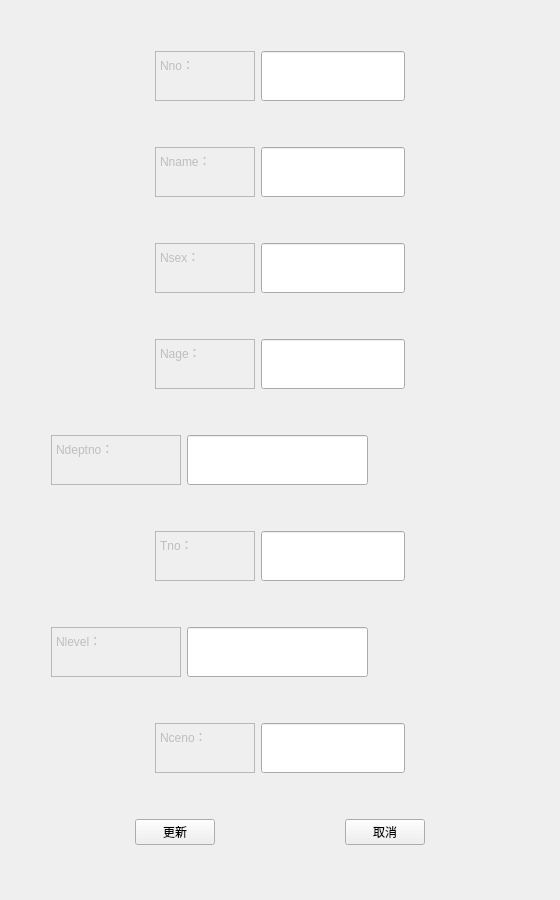
This is updateNurse.ui in PM2496/DataBaseProject as Qt 5 draws it before an edit. The edited form follows.
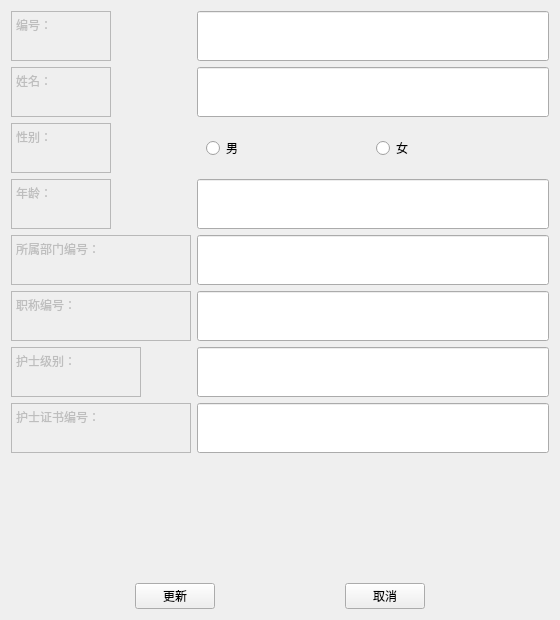
This is the edited form.

```diff
--- a/updateNurse.ui
+++ b/updateNurse.ui
@@ -10,19 +10,19 @@
     <x>0</x>
     <y>0</y>
     <width>560</width>
-    <height>900</height>
+    <height>620</height>
    </rect>
   </property>
   <property name="minimumSize">
    <size>
     <width>560</width>
-    <height>900</height>
+    <height>620</height>
    </size>
   </property>
   <property name="maximumSize">
    <size>
     <width>560</width>
-    <height>900</height>
+    <height>620</height>
    </size>
   </property>
   <property name="windowTitle">
@@ -30,21 +30,8 @@
   </property>
   <layout class="QVBoxLayout" name="verticalLayout">
    <item>
-    <layout class="QHBoxLayout" name="horizontalLayout_12">
-     <item>
-      <spacer name="horizontalSpacer_21">
-       <property name="orientation">
-        <enum>Qt::Horizontal</enum>
-       </property>
-       <property name="sizeHint" stdset="0">
-        <size>
-         <width>40</width>
-         <height>20</height>
-        </size>
-       </property>
-      </spacer>
-     </item>
-     <item>
+    <layout class="QFormLayout" name="formLayout">
+     <item row="0" column="0">
       <widget class="QTextEdit" name="textEdit_11">
        <property name="enabled">
         <bool>false</bool>
@@ -72,11 +59,11 @@
 &lt;html&gt;&lt;head&gt;&lt;meta name=&quot;qrichtext&quot; content=&quot;1&quot; /&gt;&lt;style type=&quot;text/css&quot;&gt;
 p, li { white-space: pre-wrap; }
 &lt;/style&gt;&lt;/head&gt;&lt;body style=&quot; font-family:'SimSun'; font-size:9pt; font-weight:400; font-style:normal;&quot;&gt;
-&lt;p style=&quot; margin-top:0px; margin-bottom:0px; margin-left:0px; margin-right:0px; -qt-block-indent:0; text-indent:0px;&quot;&gt;Nno：&lt;/p&gt;&lt;/body&gt;&lt;/html&gt;</string>
+&lt;p style=&quot; margin-top:0px; margin-bottom:0px; margin-left:0px; margin-right:0px; -qt-block-indent:0; text-indent:0px;&quot;&gt;编号：&lt;/p&gt;&lt;/body&gt;&lt;/html&gt;</string>
        </property>
       </widget>
      </item>
-     <item>
+     <item row="0" column="1">
       <widget class="QLineEdit" name="NnoEdit">
        <property name="sizePolicy">
         <sizepolicy hsizetype="Expanding" vsizetype="Preferred">
@@ -135,37 +122,7 @@
        </property>
       </widget>
      </item>
-     <item>
-      <spacer name="horizontalSpacer_22">
-       <property name="orientation">
-        <enum>Qt::Horizontal</enum>
-       </property>
-       <property name="sizeHint" stdset="0">
-        <size>
-         <width>40</width>
-         <height>20</height>
-        </size>
-       </property>
-      </spacer>
-     </item>
-    </layout>
-   </item>
-   <item>
-    <layout class="QHBoxLayout" name="horizontalLayout_2">
-     <item>
-      <spacer name="horizontalSpacer_3">
-       <property name="orientation">
-        <enum>Qt::Horizontal</enum>
-       </property>
-       <property name="sizeHint" stdset="0">
-        <size>
-         <width>40</width>
-         <height>20</height>
-        </size>
-       </property>
-      </spacer>
-     </item>
-     <item>
+     <item row="1" column="0">
       <widget class="QTextEdit" name="textEdit_2">
        <property name="enabled">
         <bool>false</bool>
@@ -193,11 +150,11 @@
 &lt;html&gt;&lt;head&gt;&lt;meta name=&quot;qrichtext&quot; content=&quot;1&quot; /&gt;&lt;style type=&quot;text/css&quot;&gt;
 p, li { white-space: pre-wrap; }
 &lt;/style&gt;&lt;/head&gt;&lt;body style=&quot; font-family:'SimSun'; font-size:9pt; font-weight:400; font-style:normal;&quot;&gt;
-&lt;p style=&quot; margin-top:0px; margin-bottom:0px; margin-left:0px; margin-right:0px; -qt-block-indent:0; text-indent:0px;&quot;&gt;Nname：&lt;/p&gt;&lt;/body&gt;&lt;/html&gt;</string>
+&lt;p style=&quot; margin-top:0px; margin-bottom:0px; margin-left:0px; margin-right:0px; -qt-block-indent:0; text-indent:0px;&quot;&gt;姓名：&lt;/p&gt;&lt;/body&gt;&lt;/html&gt;</string>
        </property>
       </widget>
      </item>
-     <item>
+     <item row="1" column="1">
       <widget class="QLineEdit" name="NnameEdit">
        <property name="sizePolicy">
         <sizepolicy hsizetype="Expanding" vsizetype="Preferred">
@@ -256,37 +213,7 @@
        </property>
       </widget>
      </item>
-     <item>
-      <spacer name="horizontalSpacer_4">
-       <property name="orientation">
-        <enum>Qt::Horizontal</enum>
-       </property>
-       <property name="sizeHint" stdset="0">
-        <size>
-         <width>40</width>
-         <height>20</height>
-        </size>
-       </property>
-      </spacer>
-     </item>
-    </layout>
-   </item>
-   <item>
-    <layout class="QHBoxLayout" name="horizontalLayout">
-     <item>
-      <spacer name="horizontalSpacer_5">
-       <property name="orientation">
-        <enum>Qt::Horizontal</enum>
-       </property>
-       <property name="sizeHint" stdset="0">
-        <size>
-         <width>40</width>
-         <height>20</height>
-        </size>
-       </property>
-      </spacer>
-     </item>
-     <item>
+     <item row="2" column="0">
       <widget class="QTextEdit" name="textEdit">
        <property name="enabled">
         <bool>false</bool>
@@ -314,100 +241,11 @@
 &lt;html&gt;&lt;head&gt;&lt;meta name=&quot;qrichtext&quot; content=&quot;1&quot; /&gt;&lt;style type=&quot;text/css&quot;&gt;
 p, li { white-space: pre-wrap; }
 &lt;/style&gt;&lt;/head&gt;&lt;body style=&quot; font-family:'SimSun'; font-size:9pt; font-weight:400; font-style:normal;&quot;&gt;
-&lt;p style=&quot; margin-top:0px; margin-bottom:0px; margin-left:0px; margin-right:0px; -qt-block-indent:0; text-indent:0px;&quot;&gt;Nsex：&lt;/p&gt;&lt;/body&gt;&lt;/html&gt;</string>
+&lt;p style=&quot; margin-top:0px; margin-bottom:0px; margin-left:0px; margin-right:0px; -qt-block-indent:0; text-indent:0px;&quot;&gt;性别：&lt;/p&gt;&lt;/body&gt;&lt;/html&gt;</string>
        </property>
       </widget>
      </item>
-     <item>
-      <widget class="QLineEdit" name="NsexEdit">
-       <property name="sizePolicy">
-        <sizepolicy hsizetype="Expanding" vsizetype="Preferred">
-         <horstretch>0</horstretch>
-         <verstretch>0</verstretch>
-        </sizepolicy>
-       </property>
-       <property name="minimumSize">
-        <size>
-         <width>0</width>
-         <height>50</height>
-        </size>
-       </property>
-       <property name="maximumSize">
-        <size>
-         <width>16777215</width>
-         <height>50</height>
-        </size>
-       </property>
-       <property name="palette">
-        <palette>
-         <active>
-          <colorrole role="Text">
-           <brush brushstyle="SolidPattern">
-            <color alpha="255">
-             <red>0</red>
-             <green>0</green>
-             <blue>0</blue>
-            </color>
-           </brush>
-          </colorrole>
-         </active>
-         <inactive>
-          <colorrole role="Text">
-           <brush brushstyle="SolidPattern">
-            <color alpha="255">
-             <red>0</red>
-             <green>0</green>
-             <blue>0</blue>
-            </color>
-           </brush>
-          </colorrole>
-         </inactive>
-         <disabled>
-          <colorrole role="Text">
-           <brush brushstyle="SolidPattern">
-            <color alpha="255">
-             <red>120</red>
-             <green>120</green>
-             <blue>120</blue>
-            </color>
-           </brush>
-          </colorrole>
-         </disabled>
-        </palette>
-       </property>
-      </widget>
-     </item>
-     <item>
-      <spacer name="horizontalSpacer_6">
-       <property name="orientation">
-        <enum>Qt::Horizontal</enum>
-       </property>
-       <property name="sizeHint" stdset="0">
-        <size>
-         <width>40</width>
-         <height>20</height>
-        </size>
-       </property>
-      </spacer>
-     </item>
-    </layout>
-   </item>
-   <item>
-    <layout class="QHBoxLayout" name="horizontalLayout_3">
-     <item>
-      <spacer name="horizontalSpacer">
-       <property name="orientation">
-        <enum>Qt::Horizontal</enum>
-       </property>
-       <property name="sizeHint" stdset="0">
-        <size>
-         <width>40</width>
-         <height>20</height>
-        </size>
-       </property>
-      </spacer>
-     </item>
-     <item>
+     <item row="3" column="0">
       <widget class="QTextEdit" name="textEdit_3">
        <property name="enabled">
         <bool>false</bool>
@@ -435,11 +273,11 @@
 &lt;html&gt;&lt;head&gt;&lt;meta name=&quot;qrichtext&quot; content=&quot;1&quot; /&gt;&lt;style type=&quot;text/css&quot;&gt;
 p, li { white-space: pre-wrap; }
 &lt;/style&gt;&lt;/head&gt;&lt;body style=&quot; font-family:'SimSun'; font-size:9pt; font-weight:400; font-style:normal;&quot;&gt;
-&lt;p style=&quot; margin-top:0px; margin-bottom:0px; margin-left:0px; margin-right:0px; -qt-block-indent:0; text-indent:0px;&quot;&gt;Nage：&lt;/p&gt;&lt;/body&gt;&lt;/html&gt;</string>
+&lt;p style=&quot; margin-top:0px; margin-bottom:0px; margin-left:0px; margin-right:0px; -qt-block-indent:0; text-indent:0px;&quot;&gt;年龄：&lt;/p&gt;&lt;/body&gt;&lt;/html&gt;</string>
        </property>
       </widget>
      </item>
-     <item>
+     <item row="3" column="1">
       <widget class="QLineEdit" name="NageEdit">
        <property name="sizePolicy">
         <sizepolicy hsizetype="Expanding" vsizetype="Preferred">
@@ -461,40 +299,7 @@
        </property>
       </widget>
      </item>
-     <item>
-      <spacer name="horizontalSpacer_2">
-       <property name="orientation">
-        <enum>Qt::Horizontal</enum>
-       </property>
-       <property name="sizeHint" stdset="0">
-        <size>
-         <width>40</width>
-         <height>20</height>
-        </size>
-       </property>
-      </spacer>
-     </item>
-    </layout>
-   </item>
-   <item>
-    <layout class="QHBoxLayout" name="horizontalLayout_4">
-     <item>
-      <spacer name="horizontalSpacer_7">
-       <property name="orientation">
-        <enum>Qt::Horizontal</enum>
-       </property>
-       <property name="sizeType">
-        <enum>QSizePolicy::Fixed</enum>
-       </property>
-       <property name="sizeHint" stdset="0">
-        <size>
-         <width>40</width>
-         <height>20</height>
-        </size>
-       </property>
-      </spacer>
-     </item>
-     <item>
+     <item row="4" column="0">
       <widget class="QTextEdit" name="textEdit_4">
        <property name="enabled">
         <bool>false</bool>
@@ -507,7 +312,7 @@
        </property>
        <property name="minimumSize">
         <size>
-         <width>130</width>
+         <width>180</width>
          <height>50</height>
         </size>
        </property>
@@ -522,11 +327,11 @@
 &lt;html&gt;&lt;head&gt;&lt;meta name=&quot;qrichtext&quot; content=&quot;1&quot; /&gt;&lt;style type=&quot;text/css&quot;&gt;
 p, li { white-space: pre-wrap; }
 &lt;/style&gt;&lt;/head&gt;&lt;body style=&quot; font-family:'SimSun'; font-size:9pt; font-weight:400; font-style:normal;&quot;&gt;
-&lt;p style=&quot; margin-top:0px; margin-bottom:0px; margin-left:0px; margin-right:0px; -qt-block-indent:0; text-indent:0px;&quot;&gt;Ndeptno：&lt;/p&gt;&lt;/body&gt;&lt;/html&gt;</string>
+&lt;p style=&quot; margin-top:0px; margin-bottom:0px; margin-left:0px; margin-right:0px; -qt-block-indent:0; text-indent:0px;&quot;&gt;所属部门编号：&lt;/p&gt;&lt;/body&gt;&lt;/html&gt;</string>
        </property>
       </widget>
      </item>
-     <item>
+     <item row="4" column="1">
       <widget class="QLineEdit" name="NdeptnoEdit">
        <property name="sizePolicy">
         <sizepolicy hsizetype="Expanding" vsizetype="Preferred">
@@ -548,37 +353,7 @@
        </property>
       </widget>
      </item>
-     <item>
-      <spacer name="horizontalSpacer_8">
-       <property name="orientation">
-        <enum>Qt::Horizontal</enum>
-       </property>
-       <property name="sizeHint" stdset="0">
-        <size>
-         <width>40</width>
-         <height>20</height>
-        </size>
-       </property>
-      </spacer>
-     </item>
-    </layout>
-   </item>
-   <item>
-    <layout class="QHBoxLayout" name="horizontalLayout_6">
-     <item>
-      <spacer name="horizontalSpacer_11">
-       <property name="orientation">
-        <enum>Qt::Horizontal</enum>
-       </property>
-       <property name="sizeHint" stdset="0">
-        <size>
-         <width>40</width>
-         <height>20</height>
-        </size>
-       </property>
-      </spacer>
-     </item>
-     <item>
+     <item row="5" column="0">
       <widget class="QTextEdit" name="textEdit_6">
        <property name="enabled">
         <bool>false</bool>
@@ -591,7 +366,7 @@
        </property>
        <property name="minimumSize">
         <size>
-         <width>100</width>
+         <width>180</width>
          <height>50</height>
         </size>
        </property>
@@ -606,11 +381,11 @@
 &lt;html&gt;&lt;head&gt;&lt;meta name=&quot;qrichtext&quot; content=&quot;1&quot; /&gt;&lt;style type=&quot;text/css&quot;&gt;
 p, li { white-space: pre-wrap; }
 &lt;/style&gt;&lt;/head&gt;&lt;body style=&quot; font-family:'SimSun'; font-size:9pt; font-weight:400; font-style:normal;&quot;&gt;
-&lt;p style=&quot; margin-top:0px; margin-bottom:0px; margin-left:0px; margin-right:0px; -qt-block-indent:0; text-indent:0px;&quot;&gt;Tno：&lt;/p&gt;&lt;/body&gt;&lt;/html&gt;</string>
+&lt;p style=&quot; margin-top:0px; margin-bottom:0px; margin-left:0px; margin-right:0px; -qt-block-indent:0; text-indent:0px;&quot;&gt;职称编号：&lt;/p&gt;&lt;/body&gt;&lt;/html&gt;</string>
        </property>
       </widget>
      </item>
-     <item>
+     <item row="5" column="1">
       <widget class="QLineEdit" name="TnoEdit">
        <property name="sizePolicy">
         <sizepolicy hsizetype="Expanding" vsizetype="Preferred">
@@ -632,40 +407,7 @@
        </property>
       </widget>
      </item>
-     <item>
-      <spacer name="horizontalSpacer_12">
-       <property name="orientation">
-        <enum>Qt::Horizontal</enum>
-       </property>
-       <property name="sizeHint" stdset="0">
-        <size>
-         <width>40</width>
-         <height>20</height>
-        </size>
-       </property>
-      </spacer>
-     </item>
-    </layout>
-   </item>
-   <item>
-    <layout class="QHBoxLayout" name="horizontalLayout_7">
-     <item>
-      <spacer name="horizontalSpacer_13">
-       <property name="orientation">
-        <enum>Qt::Horizontal</enum>
-       </property>
-       <property name="sizeType">
-        <enum>QSizePolicy::Fixed</enum>
-       </property>
-       <property name="sizeHint" stdset="0">
-        <size>
-         <width>40</width>
-         <height>20</height>
-        </size>
-       </property>
-      </spacer>
-     </item>
-     <item>
+     <item row="6" column="0">
       <widget class="QTextEdit" name="textEdit_7">
        <property name="enabled">
         <bool>false</bool>
@@ -693,11 +435,11 @@
 &lt;html&gt;&lt;head&gt;&lt;meta name=&quot;qrichtext&quot; content=&quot;1&quot; /&gt;&lt;style type=&quot;text/css&quot;&gt;
 p, li { white-space: pre-wrap; }
 &lt;/style&gt;&lt;/head&gt;&lt;body style=&quot; font-family:'SimSun'; font-size:9pt; font-weight:400; font-style:normal;&quot;&gt;
-&lt;p style=&quot; margin-top:0px; margin-bottom:0px; margin-left:0px; margin-right:0px; -qt-block-indent:0; text-indent:0px;&quot;&gt;Nlevel：&lt;/p&gt;&lt;/body&gt;&lt;/html&gt;</string>
+&lt;p style=&quot; margin-top:0px; margin-bottom:0px; margin-left:0px; margin-right:0px; -qt-block-indent:0; text-indent:0px;&quot;&gt;护士级别：&lt;/p&gt;&lt;/body&gt;&lt;/html&gt;</string>
        </property>
       </widget>
      </item>
-     <item>
+     <item row="6" column="1">
       <widget class="QLineEdit" name="NlevelEdit">
        <property name="sizePolicy">
         <sizepolicy hsizetype="Expanding" vsizetype="Preferred">
@@ -719,37 +461,7 @@
        </property>
       </widget>
      </item>
-     <item>
-      <spacer name="horizontalSpacer_14">
-       <property name="orientation">
-        <enum>Qt::Horizontal</enum>
-       </property>
-       <property name="sizeHint" stdset="0">
-        <size>
-         <width>40</width>
-         <height>20</height>
-        </size>
-       </property>
-      </spacer>
-     </item>
-    </layout>
-   </item>
-   <item>
-    <layout class="QHBoxLayout" name="horizontalLayout_5">
-     <item>
-      <spacer name="horizontalSpacer_9">
-       <property name="orientation">
-        <enum>Qt::Horizontal</enum>
-       </property>
-       <property name="sizeHint" stdset="0">
-        <size>
-         <width>40</width>
-         <height>20</height>
-        </size>
-       </property>
-      </spacer>
-     </item>
-     <item>
+     <item row="7" column="0">
       <widget class="QTextEdit" name="textEdit_5">
        <property name="enabled">
         <bool>false</bool>
@@ -762,7 +474,7 @@
        </property>
        <property name="minimumSize">
         <size>
-         <width>100</width>
+         <width>180</width>
          <height>50</height>
         </size>
        </property>
@@ -777,11 +489,11 @@
 &lt;html&gt;&lt;head&gt;&lt;meta name=&quot;qrichtext&quot; content=&quot;1&quot; /&gt;&lt;style type=&quot;text/css&quot;&gt;
 p, li { white-space: pre-wrap; }
 &lt;/style&gt;&lt;/head&gt;&lt;body style=&quot; font-family:'SimSun'; font-size:9pt; font-weight:400; font-style:normal;&quot;&gt;
-&lt;p style=&quot; margin-top:0px; margin-bottom:0px; margin-left:0px; margin-right:0px; -qt-block-indent:0; text-indent:0px;&quot;&gt;Nceno：&lt;/p&gt;&lt;/body&gt;&lt;/html&gt;</string>
+&lt;p style=&quot; margin-top:0px; margin-bottom:0px; margin-left:0px; margin-right:0px; -qt-block-indent:0; text-indent:0px;&quot;&gt;护士证书编号：&lt;/p&gt;&lt;/body&gt;&lt;/html&gt;</string>
        </property>
       </widget>
      </item>
-     <item>
+     <item row="7" column="1">
       <widget class="QLineEdit" name="NcenoEdit">
        <property name="sizePolicy">
         <sizepolicy hsizetype="Expanding" vsizetype="Preferred">
@@ -803,18 +515,25 @@
        </property>
       </widget>
      </item>
-     <item>
-      <spacer name="horizontalSpacer_10">
-       <property name="orientation">
-        <enum>Qt::Horizontal</enum>
-       </property>
-       <property name="sizeHint" stdset="0">
-        <size>
-         <width>40</width>
-         <height>20</height>
-        </size>
-       </property>
-      </spacer>
+     <item row="2" column="1">
+      <widget class="QWidget" name="widget" native="true">
+       <layout class="QHBoxLayout" name="horizontalLayout">
+        <item>
+         <widget class="QRadioButton" name="rbtn_male">
+          <property name="text">
+           <string>男</string>
+          </property>
+         </widget>
+        </item>
+        <item>
+         <widget class="QRadioButton" name="rbtn_female">
+          <property name="text">
+           <string>女</string>
+          </property>
+         </widget>
+        </item>
+       </layout>
+      </widget>
      </item>
     </layout>
    </item>
```
